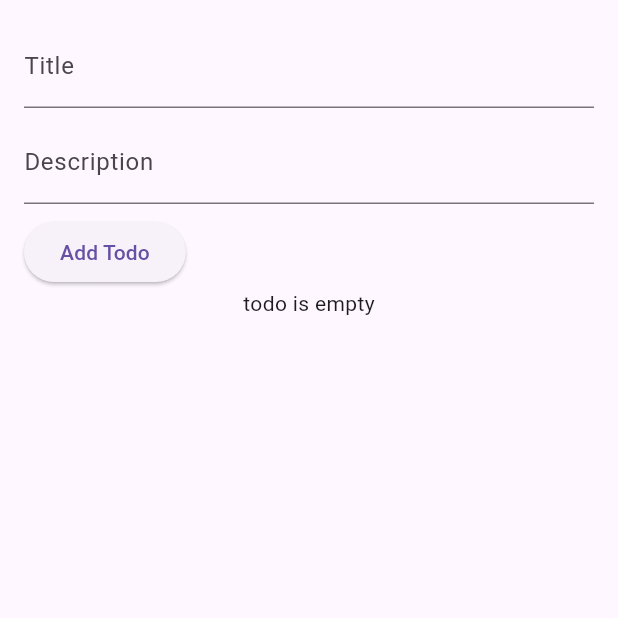
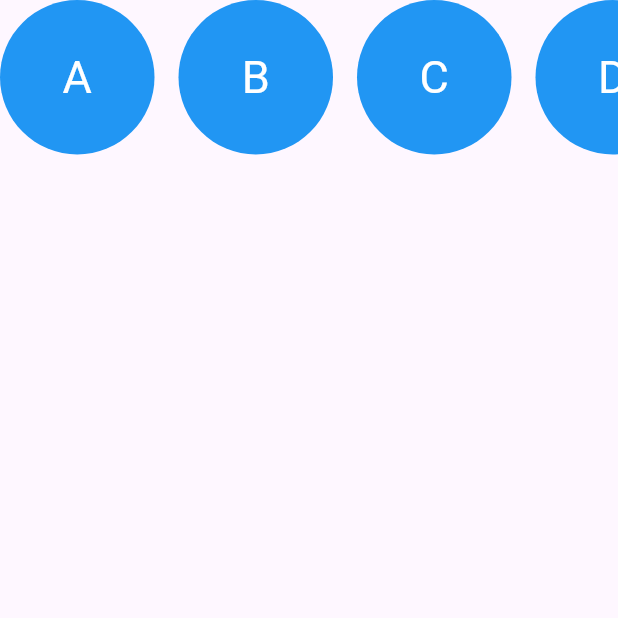
Before and after one commit to Ritesh-056/flutter_learning, a Flutter app: the screen it shows after launch, on a phone screen of 412 x 824 dp, the top half of it. Run offline on Flutter 3.47's test engine with Material 3 defaults, Android fonts, the phone set to English and light mode, and no system bars; our stand-ins replace flutter_riverpod.

Commit message:
custom paint code added

```diff
--- /dev/null
+++ b/lib/custom_paint/draw_circle.dart
@@ -0,0 +1,32 @@
+import 'package:flutter/material.dart';
+import 'package:session_app/custom_paint/custom_circle.dart';
+
+class DrawCircle extends StatelessWidget {
+  const DrawCircle({super.key});
+
+  @override
+  Widget build(BuildContext context) {
+    final size = MediaQuery.sizeOf(context);
+    final alphabets = List.generate(26, (index) => String.fromCharCode(65 + index));
+    final circleDiameter  = size.width/4;
+    return Scaffold(
+      body: SingleChildScrollView(
+        scrollDirection: Axis.horizontal,
+        child: Row(
+          children: alphabets.map((letter)=> GestureDetector(
+            onTap: (){
+              print("Tapped:$letter");
+            },
+            child: Padding(
+              padding: EdgeInsets.only(right: 16.0),
+              child: CustomPaint(
+                  painter: CustomCircle(letter),
+                  size: Size(circleDiameter, circleDiameter),
+                ),
+            ),
+          )).toList()
+        ),
+      ),
+    );
+  }
+}
--- a/lib/main.dart
+++ b/lib/main.dart
@@ -1,5 +1,6 @@
 import 'package:flutter/material.dart';
 import 'package:flutter_riverpod/flutter_riverpod.dart';
+import 'package:session_app/custom_paint/draw_circle.dart';
 import 'package:session_app/riverpod/providers.dart';
 import 'package:session_app/todo/todo_form.dart';
 
@@ -17,7 +18,8 @@ class MyPage extends StatelessWidget {
   @override
   Widget build(BuildContext context) {
     return MaterialApp(
-      home: TodoForm(),
+      // home: TodoForm(),
+      home: const DrawCircle(),
     );
   }
 }
```
Also changed, not shown: lib/custom_paint/custom_circle.dart (added, +45 -0 lines).
